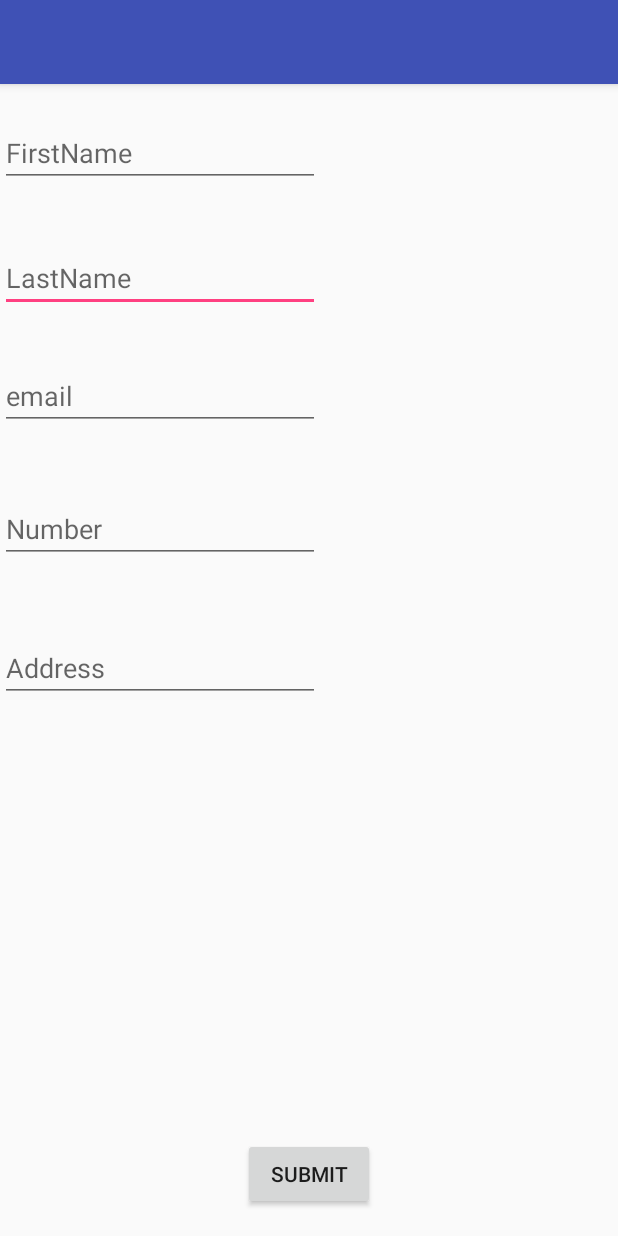
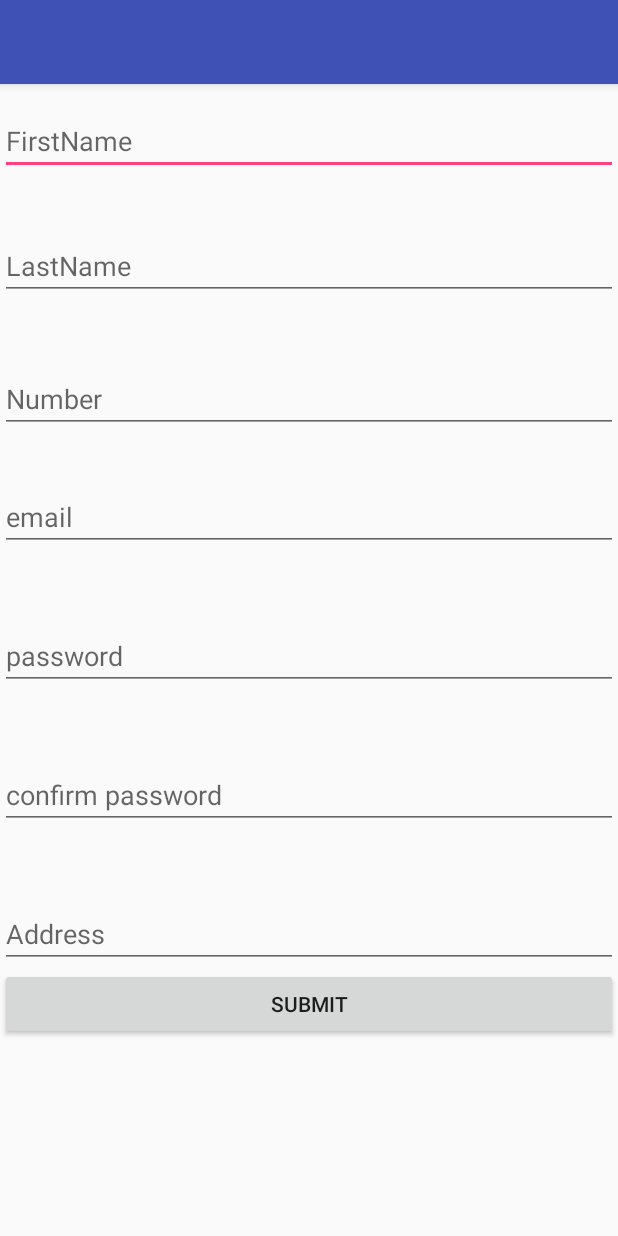
Before and after one commit to mpho001/HostMe, an Android app: the Registration screen opened directly, with no data from a screen before it, on a phone screen of 412 x 824 dp. Run offline under Robolectric (Android 15) with nearby library versions, the phone set to English and light mode, and no system bars.

```diff
--- a/app/src/main/res/layout/activity_user__main__page.xml
+++ b/app/src/main/res/layout/activity_user__main__page.xml
@@ -27,10 +27,11 @@
         android:id="@+id/grid"
         android:layout_width="match_parent"
         android:layout_height="wrap_content"
+        android:layout_alignParentStart="true"
+        android:layout_centerVertical="true"
         android:columnWidth="100dp"
+        android:gravity="center"
         android:numColumns="3"
-        android:gravity="center"
-        android:layout_centerInParent="true"
         android:stretchMode="columnWidth">
 
     </GridView>
--- a/app/src/main/res/layout/content_registration.xml
+++ b/app/src/main/res/layout/content_registration.xml
@@ -9,9 +9,31 @@
     tools:context="com.example.melonderr.hostme.Registration"
     tools:showIn="@layout/activity_registration">
 
+    <ScrollView
+        android:layout_width="match_parent"
+        android:layout_height="match_parent">
+
+        <LinearLayout
+            android:layout_width="match_parent"
+            android:layout_height="wrap_content"
+            android:orientation="vertical" >
+
+            <EditText
+                android:id="@+id/FirstName"
+                android:layout_width="match_parent"
+                android:layout_height="wrap_content"
+                android:layout_alignParentStart="true"
+                android:layout_alignParentTop="true"
+                android:layout_marginTop="71dp"
+                android:ems="10"
+                android:hint="@string/firstname"
+                android:inputType="textPersonName"
+                tools:layout_editor_absoluteX="25dp"
+                tools:layout_editor_absoluteY="88dp" />
+
             <EditText
                 android:id="@+id/LastName"
-        android:layout_width="wrap_content"
+                android:layout_width="match_parent"
                 android:layout_height="wrap_content"
                 android:layout_alignParentStart="true"
                 android:layout_below="@+id/FirstName"
@@ -23,21 +45,21 @@
                 tools:layout_editor_absoluteY="88dp" />
 
             <EditText
-        android:id="@+id/FirstName"
-        android:layout_width="wrap_content"
+                android:id="@+id/PhoneNumber"
+                android:layout_width="match_parent"
                 android:layout_height="wrap_content"
                 android:layout_alignParentStart="true"
-        android:layout_alignParentTop="true"
-        android:layout_marginTop="79dp"
+                android:layout_below="@+id/email_address"
+                android:layout_marginTop="43dp"
                 android:ems="10"
-        android:hint="@string/firstname"
-        android:inputType="textPersonName"
+                android:hint="@string/number"
+                android:inputType="phone"
                 tools:layout_editor_absoluteX="25dp"
                 tools:layout_editor_absoluteY="88dp" />
 
             <EditText
                 android:id="@+id/email_address"
-        android:layout_width="wrap_content"
+                android:layout_width="match_parent"
                 android:layout_height="wrap_content"
                 android:layout_alignParentStart="true"
                 android:layout_below="@+id/LastName"
@@ -49,21 +71,35 @@
                 tools:layout_editor_absoluteY="88dp" />
 
             <EditText
-        android:id="@+id/PhoneNumber"
-        android:layout_width="wrap_content"
+                android:id="@+id/Password"
+                android:layout_width="match_parent"
                 android:layout_height="wrap_content"
                 android:layout_alignParentStart="true"
-        android:layout_below="@+id/email_address"
-        android:layout_marginTop="43dp"
+                android:layout_below="@+id/Password"
+                android:layout_marginTop="47dp"
                 android:ems="10"
-        android:hint="@string/number"
-        android:inputType="phone"
+                android:hint="@string/password"
+                android:inputType="textPassword"
                 tools:layout_editor_absoluteX="25dp"
                 tools:layout_editor_absoluteY="88dp" />
 
             <EditText
+                android:id="@+id/ConfirmPassword"
+                android:layout_width="match_parent"
+                android:layout_height="wrap_content"
+                android:layout_alignParentStart="true"
+                android:layout_below="@+id/ConfirmPassword"
+                android:layout_marginTop="47dp"
+                android:ems="10"
+                android:hint="confirm password"
+                android:inputType="textPassword"
+                tools:layout_editor_absoluteX="25dp"
+                tools:layout_editor_absoluteY="88dp" />
+
+
+            <EditText
                 android:id="@+id/Address"
-        android:layout_width="wrap_content"
+                android:layout_width="match_parent"
                 android:layout_height="wrap_content"
                 android:layout_alignParentStart="true"
                 android:layout_below="@+id/PhoneNumber"
@@ -75,8 +111,8 @@
                 tools:layout_editor_absoluteY="88dp" />
 
             <Button
-        android:id="@+id/button"
-        android:layout_width="wrap_content"
+                android:id="@+id/submit_button"
+                android:layout_width="match_parent"
                 android:layout_height="wrap_content"
                 android:layout_alignParentBottom="true"
                 android:layout_centerHorizontal="true"
@@ -84,5 +120,7 @@
                 android:text="@string/submit"
                 tools:layout_editor_absoluteX="148dp"
                 tools:layout_editor_absoluteY="362dp" />
+        </LinearLayout>
+    </ScrollView>
 
 </RelativeLayout>
--- /dev/null
+++ b/app/src/main/res/menu/main_menu.xml
@@ -0,0 +1,9 @@
+<?xml version="1.0" encoding="utf-8"?>
+<menu xmlns:android="http://schemas.android.com/apk/res/android" >
+
+    <item android:id="@+id/item1"
+
+        android:title="@string/Add_New" >
+    </item>
+
+</menu >
```
Also changed, not shown: app/src/main/AndroidManifest.xml (+27 -14 lines), app/src/main/java/com/example/melonderr/hostme/DatabaseHelper.java (+322 -131 lines), app/src/main/java/com/example/melonderr/hostme/MainActivity.java (+8 -0 lines), app/src/main/res/layout/activity_main.xml (+8 -0 lines), app/src/main/res/menu/display_contact.xml (added, +13 -0 lines), app/src/main/res/values/strings.xml (+15 -1 lines), 1 other file. Lines whose indentation alone changed are shown as unchanged.
